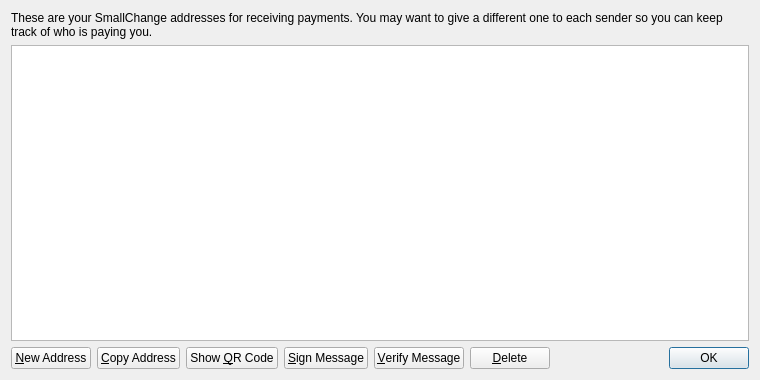
ittscoin/ittscoin, file src/qt/forms/addressbookpage.ui: the form before one commit.
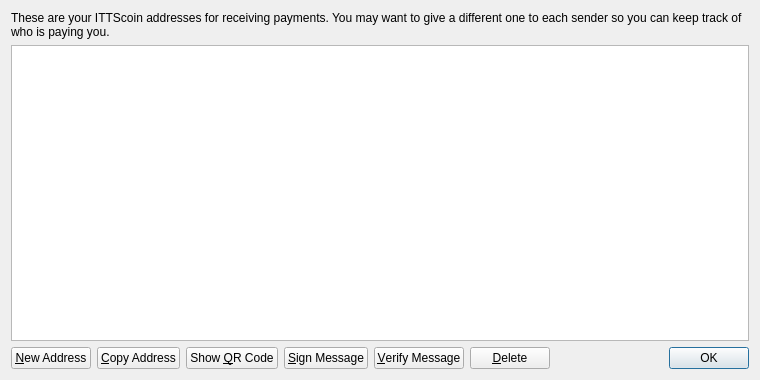
The form after the commit. Icons and pictures are not drawn.

Diff of the .ui file:
```diff
--- a/src/qt/forms/addressbookpage.ui
+++ b/src/qt/forms/addressbookpage.ui
@@ -17,7 +17,7 @@
    <item>
     <widget class="QLabel" name="labelExplanation">
      <property name="text">
-      <string>These are your SmallChange addresses for receiving payments. You may want to give a different one to each sender so you can keep track of who is paying you.</string>
+      <string>These are your ITTScoin addresses for receiving payments. You may want to give a different one to each sender so you can keep track of who is paying you.</string>
      </property>
      <property name="textFormat">
       <enum>Qt::PlainText</enum>
```
